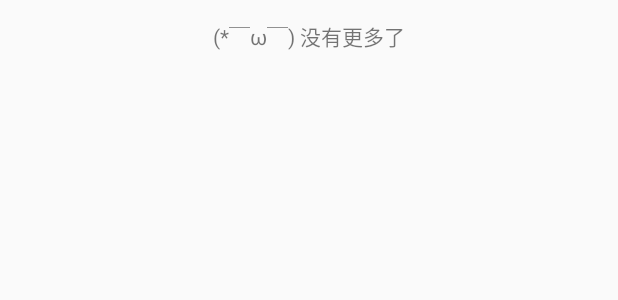
After one commit to androidTH/RxAndroidDemo, an Android app: the layout common_nomore_view.xml on its own in the app's theme, with its tools: preview values and no code run, on a phone screen of 412 x 824 dp. The commit adds this screen. Shown: the top 300 px of the screen. Run offline under Robolectric (Android 15) with nearby library versions, the phone set to English and light mode, and no system bars.

Commit message:
no message

```diff
--- a/app/src/main/java/com/rxandroiddemo/adapter/NewsListAdapter.java
+++ b/app/src/main/java/com/rxandroiddemo/adapter/NewsListAdapter.java
@@ -27,6 +27,10 @@ public class NewsListAdapter extends RecyclerArrayAdapter<NewsSummary> {
 
     public static final int TYPE_ITEM = 0;
     public static final int TYPE_PHOTO_ITEM =1;
+
+    public NewsListAdapter(Context context) {
+        super(context);
+    }
 
     public NewsListAdapter(Context context,List<NewsSummary> newsSummaryList) {
         super(context,newsSummaryList);
--- a/app/src/main/java/com/rxandroiddemo/adapter/support/RecyclerArrayAdapter.java
+++ b/app/src/main/java/com/rxandroiddemo/adapter/support/RecyclerArrayAdapter.java
@@ -568,7 +568,7 @@ public abstract  class RecyclerArrayAdapter<T> extends RecyclerView.Adapter<Base
         Log.i("onBindViewHolder","position="+position+"i="+i+"Object="+mObjects.size());
         if (footers.size() != 0 && i >= 0) {
             Log.i("onBindViewHolder","i="+i);
-            footers.get(i).onBindView(holder.itemView);
+            footers.get(i).onBindView(holder.itemView);//这是调用加载更多的关键一步
             return;
         }
         OnBindViewHolder(holder, position - headers.size());
--- a/app/src/main/java/com/rxandroiddemo/ui/EasyRecyclerView.java
+++ b/app/src/main/java/com/rxandroiddemo/ui/EasyRecyclerView.java
@@ -31,7 +31,7 @@ public class EasyRecyclerView extends FrameLayout {
     private Context mContext;
 
     public static final String TAG = "EasyRecyclerView";
-    public static boolean DEBUG = false;
+    public static boolean DEBUG = true;
     protected RecyclerView mRecycler;
     protected TextView tipView;
     protected ViewGroup mProgressView;
@@ -377,7 +377,7 @@ public class EasyRecyclerView extends FrameLayout {
     private void hideAll() {
         mEmptyView.setVisibility(View.GONE);
         mProgressView.setVisibility(View.GONE);
-        mErrorView.setVisibility(GONE);
+        mErrorView.setVisibility(View.GONE);
 //        mPtrLayout.setRefreshing(false);
         mRecycler.setVisibility(View.INVISIBLE);
     }
--- /dev/null
+++ b/app/src/main/res/layout/common_nomore_view.xml
@@ -0,0 +1,11 @@
+<?xml version="1.0" encoding="utf-8"?>
+<LinearLayout xmlns:android="http://schemas.android.com/apk/res/android"
+    android:orientation="horizontal"
+    android:layout_width="match_parent"
+    android:layout_height="48dp">
+    <TextView
+        android:layout_width="match_parent"
+        android:layout_height="match_parent"
+        android:gravity="center"
+        android:text="(*￣ω￣) 没有更多了"/>
+</LinearLayout>
--- a/app/src/main/res/layout/item_news_photo.xml
+++ b/app/src/main/res/layout/item_news_photo.xml
@@ -45,7 +45,6 @@
                 android:src="@mipmap/ic_launcher" />
 
 
-
         </LinearLayout>
 
         <TextView
```
Also changed, not shown: app/src/main/java/com/rxandroiddemo/base/fragment/TokenFragment.java (+32 -14 lines), app/src/main/res/layout/common_more_view.xml (added, +16 -0 lines).
